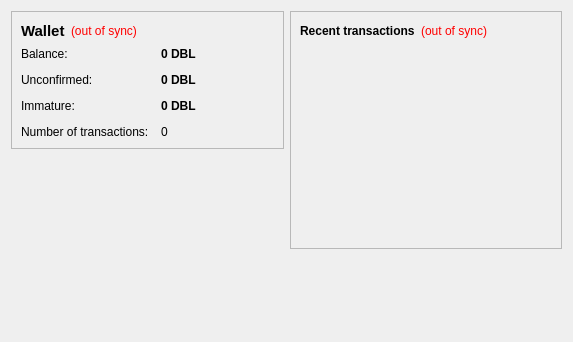
Qt form src/qt/forms/overviewpage.ui (diatonic/doubloons) before a commit.
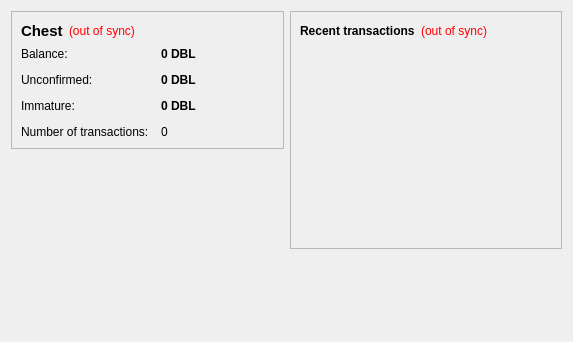
The same form after that commit.

Commit message: replaced wallet with chest, added new icon, removed garbage files and added gitignore

The edit to the form file:
```diff
--- a/src/qt/forms/overviewpage.ui
+++ b/src/qt/forms/overviewpage.ui
@@ -37,7 +37,7 @@
              </font>
             </property>
             <property name="text">
-             <string>Wallet</string>
+             <string>Chest</string>
             </property>
            </widget>
           </item>
```
Left out of the diff: 6 changed lines with no effect on the pictures. The commit also changes 109 other files.
